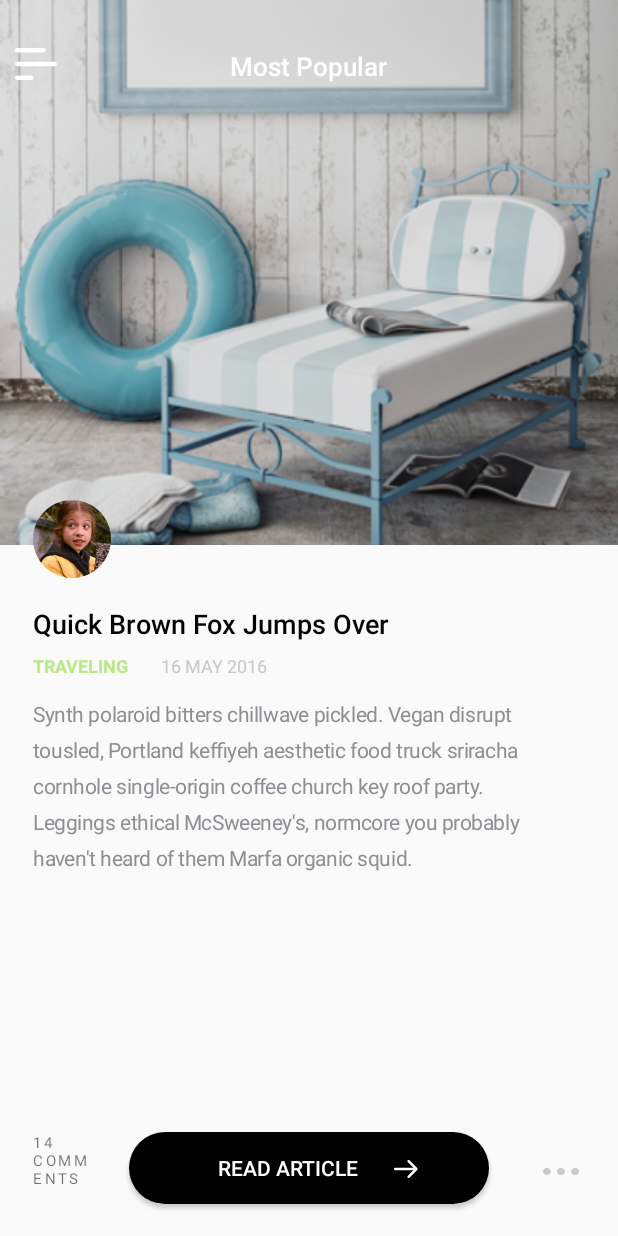
After one commit to sonminh162/android_layout_practice_seven_linkSomeScreen, an Android app: the layout try_other_way.xml on its own in the app's theme, with its tools: preview values and no code run, on a phone screen of 412 x 824 dp. The commit adds this screen. Run offline under Robolectric (Android 15) with nearby library versions, the phone set to English and light mode, and no system bars.

Commit message:
'loading-99%-professor'

```diff
--- /dev/null
+++ b/app/src/main/res/drawable/box.xml
@@ -0,0 +1,9 @@
+<selector xmlns:tools="http://schemas.android.com/tools" xmlns:android="http://schemas.android.com/apk/res/android">
+    <!--released state. -->
+    <item>
+        <shape android:shape="rectangle">
+            <corners android:radius="100dp"/>
+            <solid android:color="#000000" />
+        </shape>
+    </item>
+</selector>
--- /dev/null
+++ b/app/src/main/res/drawable/ic_dot_3.xml
@@ -0,0 +1,6 @@
+<vector android:height="24dp" android:viewportHeight="6"
+    android:viewportWidth="24" android:width="24dp" xmlns:android="http://schemas.android.com/apk/res/android">
+    <path android:fillColor="#C7C7CD" android:fillType="evenOdd"
+        android:pathData="M23.2313,4.5524C23.7188,4.0571 24,3.3676 24,2.6667C24,1.9657 23.7188,1.2762 23.2313,0.781C22.7437,0.2857 22.065,0 21.375,0C20.685,0 20.0063,0.2857 19.5187,0.781C19.0313,1.2762 18.75,1.9657 18.75,2.6667C18.75,3.3676 19.0313,4.0571 19.5187,4.5524C20.0063,5.0476 20.685,5.3333 21.375,5.3333C22.065,5.3333 22.7437,5.0476 23.2313,4.5524M13.8563,4.5524C14.3438,4.0533 14.625,3.3676 14.625,2.6667C14.625,1.9657 14.3438,1.2762 13.8563,0.781C13.3687,0.2857 12.69,0 12,0C11.31,0 10.6313,0.2857 10.1437,0.781C9.6563,1.2762 9.375,1.9657 9.375,2.6667C9.375,3.3676 9.6563,4.0571 10.1437,4.5524C10.6313,5.0476 11.31,5.3333 12,5.3333C12.69,5.3333 13.3687,5.0476 13.8563,4.5524M2.625,5.3333C1.935,5.3333 1.2563,5.0476 0.7687,4.5524C0.2813,4.0571 0,3.3676 0,2.6667C0,1.9657 0.2813,1.2762 0.7687,0.781C1.2563,0.2857 1.935,0 2.625,0C3.315,0 3.9937,0.2857 4.4813,0.781C4.9688,1.2762 5.25,1.9657 5.25,2.6667C5.25,3.3676 4.9688,4.0571 4.4813,4.5524C3.9937,5.0476 3.315,5.3333 2.625,5.3333"
+        android:strokeColor="#00000000" android:strokeWidth="1"/>
+</vector>
--- /dev/null
+++ b/app/src/main/res/drawable/ic_vector.xml
@@ -0,0 +1,6 @@
+<vector android:height="12dp" android:viewportHeight="12"
+    android:viewportWidth="16" android:width="16dp" xmlns:android="http://schemas.android.com/apk/res/android">
+    <path android:fillColor="#ffffff" android:fillType="evenOdd"
+        android:pathData="M15.4825,6.5845L10.324,11.7569C10.1624,11.9189 9.9501,12 9.738,12C9.5266,12 9.3151,11.9195 9.1535,11.7583C8.83,11.4356 8.8293,10.9117 9.1521,10.5881L12.9023,6.8276L0.8276,6.8276C0.3705,6.8276 0,6.457 0,6C0,5.543 0.3705,5.1724 0.8276,5.1724L12.9023,5.1724L9.1521,1.412C8.8293,1.0885 8.83,0.5644 9.1535,0.2416C9.4771,-0.0811 10.0012,-0.0805 10.324,0.2433L15.4825,5.4157C15.8047,5.7387 15.8047,6.2613 15.4825,6.5845"
+        android:strokeColor="#00000000" android:strokeWidth="1"/>
+</vector>
--- /dev/null
+++ b/app/src/main/res/drawable/menu.xml
@@ -0,0 +1,6 @@
+<vector android:height="24dp" android:viewportHeight="21"
+    android:viewportWidth="34" android:width="24dp" xmlns:android="http://schemas.android.com/apk/res/android">
+    <path android:fillColor="#FFFFFF" android:fillType="evenOdd"
+        android:pathData="M0,1.5C0,0.6716 0.6617,0 1.4972,0L19.091,0C19.9179,0 20.5882,0.6658 20.5882,1.5C20.5882,2.3284 19.9265,3 19.091,3L1.4972,3C0.6703,3 0,2.3342 0,1.5ZM0,10.5C0,9.6716 0.6645,9 1.5054,9L26.4946,9C27.326,9 28,9.6658 28,10.5C28,11.3284 27.3355,12 26.4946,12L1.5054,12C0.674,12 0,11.3342 0,10.5ZM0,19.5C0,18.6716 0.6641,18 1.4901,18L10.8629,18C11.6858,18 12.3529,18.6658 12.3529,19.5C12.3529,20.3284 11.6888,21 10.8629,21L1.4901,21C0.6671,21 0,20.3342 0,19.5Z"
+        android:strokeColor="#00000000" android:strokeWidth="1"/>
+</vector>
--- /dev/null
+++ b/app/src/main/res/layout/try_other_way.xml
@@ -0,0 +1,140 @@
+<?xml version="1.0" encoding="utf-8"?>
+<RelativeLayout xmlns:android="http://schemas.android.com/apk/res/android"
+    xmlns:tools="http://schemas.android.com/tools"
+    android:layout_width="match_parent"
+    android:layout_height="match_parent">
+
+    <ImageView
+        android:id="@+id/tow_background"
+        android:adjustViewBounds="true"
+        android:src="@drawable/background_next"
+        android:layout_width="match_parent"
+        android:layout_height="wrap_content"
+        android:contentDescription="@string/todo" />
+
+    <TextView
+        android:id="@+id/tow_tv_1"
+        android:layout_marginStart="@dimen/dp22"
+        android:layout_marginTop="@dimen/dp40"
+        android:layout_below="@id/tow_background"
+        android:fontFamily="sans-serif-medium"
+        android:text="@string/quick_brown_fox_jumps_over"
+        android:textColor="@color/blackTwo"
+        android:textSize="@dimen/sp18"
+        android:layout_width="wrap_content"
+        android:layout_height="wrap_content" />
+
+    <Button
+        android:layout_marginStart="@dimen/dp22"
+        android:layout_marginTop="@dimen/dp_30"
+        android:layout_below="@id/tow_background"
+        android:id="@+id/tow_button"
+        android:background="@drawable/avatar"
+        android:layout_width="@dimen/dp52"
+        android:layout_height="@dimen/dp52" />
+
+    <Button
+        android:layout_marginStart="@dimen/dp10"
+        android:layout_marginTop="@dimen/dp32"
+        android:background="@drawable/menu"
+        android:layout_width="@dimen/dp34"
+        android:layout_height="@dimen/dp21" />
+
+    <TextView
+        android:layout_marginTop="@dimen/dp32"
+        android:layout_centerHorizontal="true"
+        android:fontFamily="sans-serif-medium"
+        android:text="@string/most_popular"
+        android:textColor="@color/white"
+        android:textSize="@dimen/sp17"
+        android:layout_width="wrap_content"
+        android:layout_height="wrap_content" />
+
+    <TextView
+        android:paddingEnd="@dimen/dp10"
+        android:id="@+id/tow_tv_2"
+        android:layout_marginTop="@dimen/dp7"
+        android:layout_below="@id/tow_tv_1"
+        android:textColor="@color/lightSage"
+        android:layout_marginStart="@dimen/dp22"
+        android:text="@string/traveling"
+        android:textSize="@dimen/sp12"
+        android:fontFamily="sans-serif"
+        android:textStyle="bold"
+        android:layout_width="wrap_content"
+        android:layout_height="wrap_content"
+        tools:ignore="RtlSymmetry" />
+
+    <TextView
+        android:layout_marginTop="@dimen/dp7"
+        android:layout_marginStart="@dimen/dp11"
+        android:layout_below="@id/tow_tv_1"
+        android:layout_toRightOf="@id/tow_tv_2"
+        android:textColor="@color/silver"
+        android:textSize="@dimen/sp12"
+        android:text="@string/_16_may_2016"
+        android:id="@+id/tow_tv_3"
+        android:layout_width="wrap_content"
+        android:layout_height="wrap_content"
+        tools:ignore="RtlHardcoded" />
+
+    <TextView
+        android:text="@string/tow_content"
+        android:fontFamily="sans-serif"
+        android:lineSpacingExtra="@dimen/sp8"
+        android:letterSpacing="-0.02"
+        android:textSize="@dimen/sp14"
+        android:textColor="@color/purpleyGrey"
+        android:layout_marginEnd="@dimen/dp53"
+        android:layout_marginTop="@dimen/dp14"
+        android:layout_below="@id/tow_tv_3"
+        android:layout_marginStart="@dimen/dp22"
+        android:id="@+id/tow_tv_4"
+        android:layout_width="match_parent"
+        android:layout_height="wrap_content" />
+
+    <Button
+        android:paddingRight="@dimen/dp28"
+        android:textColor="@color/white"
+        android:text="@string/read_article"
+        android:background="@drawable/box"
+        android:id="@+id/tow_button_next"
+        android:layout_marginBottom="@dimen/dp21"
+        android:layout_alignParentBottom="true"
+        android:layout_marginStart="@dimen/dp86"
+        android:layout_marginEnd="@dimen/dp86"
+        android:layout_width="match_parent"
+        android:layout_height="wrap_content" />
+
+    <TextView
+        android:letterSpacing="0.17"
+        android:id="@+id/comment_tow"
+        android:textSize="@dimen/sp10"
+        android:layout_alignTop="@id/tow_button_next"
+        android:text="@string/_14_comments"
+        android:layout_alignParentBottom="true"
+        android:layout_marginBottom="@dimen/dp26"
+        android:layout_marginStart="@dimen/dp22"
+        android:layout_width="@dimen/dp43"
+        android:layout_height="wrap_content" />
+
+    <Button
+        android:background="@drawable/ic_dot_3"
+        android:layout_marginBottom="@dimen/dp39_7"
+        android:layout_alignParentBottom="true"
+        android:layout_alignParentEnd="true"
+        android:layout_marginEnd="@dimen/dp26"
+        android:layout_width="@dimen/dp24"
+        android:layout_height="@dimen/dp5_3" />
+
+    <Button
+        android:background="@drawable/ic_vector"
+        android:layout_marginEnd="@dimen/dp47"
+        android:layout_marginBottom="@dimen/dp17"
+        android:layout_alignEnd="@id/tow_button_next"
+        android:layout_alignBottom="@id/tow_button_next"
+        android:layout_width="@dimen/dp16"
+        android:layout_height="@dimen/dp12" />
+
+
+</RelativeLayout>
--- a/app/src/main/res/values/colors.xml
+++ b/app/src/main/res/values/colors.xml
@@ -7,6 +7,11 @@
     <color name="cloudBurst">#373D4A</color>
     <color name="paleOyster">#9D8C70</color>
     <color name="gainSbroro">#E2E2E2</color>
+    <color name="blackTwo">#030303</color>
+    <color name="white">#ffffff</color>
+    <color name="lightSage">#b8e986</color>
+    <color name="silver">#c7c7cd</color>
+    <color name="purpleyGrey">#8f8e94</color>
 
 
 </resources>
--- a/app/src/main/res/values/dimen.xml
+++ b/app/src/main/res/values/dimen.xml
@@ -1,5 +1,6 @@
 <?xml version="1.0" encoding="utf-8"?>
 <resources>
+    <dimen name="dp_30">-30dp</dimen>
     <dimen name="dp19">19dp</dimen>
     <dimen name="dp0">0dp</dimen>
     <dimen name="dp9_4">9.4dp</dimen>
@@ -39,7 +40,6 @@
     <dimen name="dp35">35dp</dimen>
     <dimen name="dp36">36dp</dimen>
     <dimen name="dp37">37dp</dimen>
-    <dimen name="dp50">50dp</dimen>
     <dimen name="dp38">38dp</dimen>
     <dimen name="dp39">39dp</dimen>
     <dimen name="dp90">90dp</dimen>
@@ -53,10 +53,25 @@
     <dimen name="dp47">47dp</dimen>
     <dimen name="dp48">48dp</dimen>
     <dimen name="dp49">49dp</dimen>
+    <dimen name="dp50">50dp</dimen>
+    <dimen name="dp51">51dp</dimen>
+    <dimen name="dp52">52dp</dimen>
+    <dimen name="dp53">53dp</dimen>
     <dimen name="dp175">175dp</dimen>
     <dimen name="dp160">160dp</dimen>
     <dimen name="dp166">166dp</dimen>
     <dimen name="dp55">55dp</dimen>
+    <dimen name="dp200">200dp</dimen>
+    <dimen name="dp300">300dp</dimen>
+    <dimen name="dp320">320dp</dimen>
+    <dimen name="dp330">330dp</dimen>
+    <dimen name="dp340">340dp</dimen>
+    <dimen name="dp220">220dp</dimen>
+    <dimen name="dp84">84dp</dimen>
+    <dimen name="dp85">85dp</dimen>
+    <dimen name="dp86">86dp</dimen>
+    <dimen name="dp5_3">5.3dp</dimen>
+    <dimen name="dp39_7">39.7dp</dimen>
     <!--////////////////-->
     <dimen name="sp1">1sp</dimen>
     <dimen name="sp2">2sp</dimen>
@@ -91,7 +106,7 @@
     <dimen name="sp36">36sp</dimen>
     <!--//////////////-->
 
-    <dimen name="corner_radius">4dp</dimen>
+    <dimen name="corner_radius">5dp</dimen>
     <dimen name="free_shipping">2dp</dimen>
 
 </resources>
--- a/app/src/main/res/values/strings.xml
+++ b/app/src/main/res/values/strings.xml
@@ -4,4 +4,12 @@
     <string name="writer">A Free App Template by</string>
     <string name="write_name">Paul Hershey</string>
     <string name="sign_in">Sign In</string>
+    <string name="todo">TODO</string>
+    <string name="quick_brown_fox_jumps_over">Quick Brown Fox Jumps Over</string>
+    <string name="most_popular">Most Popular</string>
+    <string name="traveling">TRAVELING</string>
+    <string name="_16_may_2016">16 MAY 2016</string>
+    <string name="tow_content">Synth polaroid bitters chillwave pickled. Vegan disrupt tousled, Portland keffiyeh aesthetic food truck sriracha cornhole single-origin coffee church key roof party. Leggings ethical McSweeney\'s, normcore you probably haven\'t heard of them Marfa organic squid.</string>
+    <string name="_14_comments">14 COMMENTS</string>
+    <string name="read_article">READ ARTICLE</string>
 </resources>
```
Also changed, not shown: app/src/main/res/drawable/avatar.png (added), app/src/main/res/drawable/background.png (added), app/src/main/res/drawable/background_next.png (added), app/src/main/res/drawable/tested_image.png (added).
